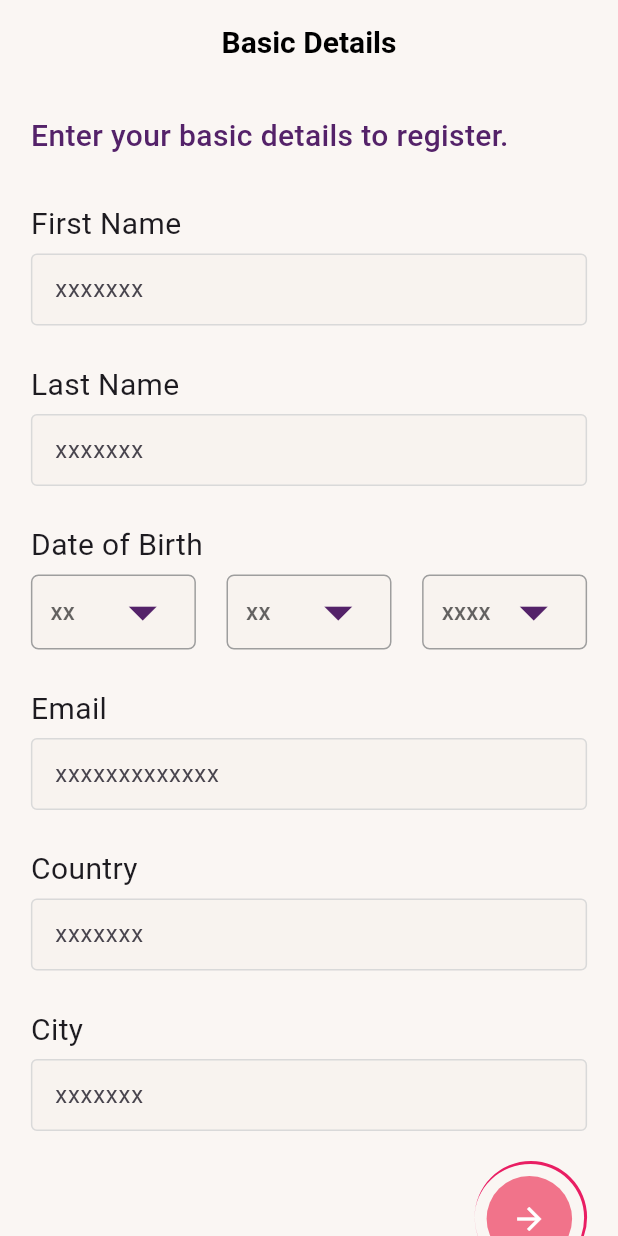
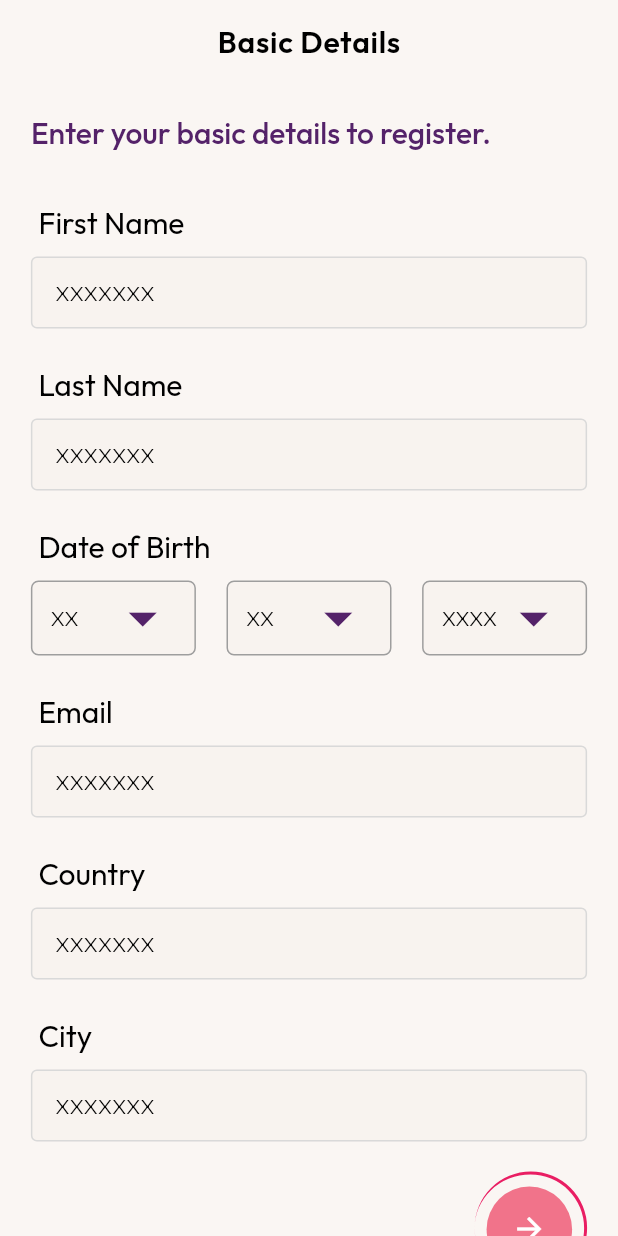
Before and after one commit to Ajay-Palani/ScreenTasks, a Flutter app: the NewUser screen opened directly, on a phone screen of 412 x 824 dp. Run offline on Flutter 3.47's test engine with Material 3 defaults, Android fonts, the phone set to English and light mode, and no system bars; our stand-ins replace bloc, equatable, flutter_bloc, pinput, shared_preferences, shimmer; accounts and stored records are empty; network calls fail.

Commit message:
first commit

```diff
--- a/lib/Screens/NewUser/basic_details.dart
+++ b/lib/Screens/NewUser/basic_details.dart
@@ -5,6 +5,7 @@ import 'package:ivf/Screens/Dashboard/dashboard.dart';
 import 'package:shared_preferences/shared_preferences.dart';
 import 'package:flutter_bloc/flutter_bloc.dart';
 import 'package:ivf/Bloc/login_bloc.dart';
+import 'package:ivf/Utils/common.dart';
 
 class NewUser extends StatefulWidget {
   NewUser({super.key});
@@ -39,14 +40,12 @@ class NewUserState extends State<NewUser> {
             appBar: AppBar(
                 backgroundColor: AppColors.bgColor,
                 centerTitle: true,
-              title: Text(
-                'Basic Details',
-                style: TextStyle(
-                    fontSize: 20,
+                title: CommonPack().regularText(
+                    text: 'Basic Details',
+                    color: AppColors.black,
                     fontWeight: FontWeight.w600,
-                    color: Colors.black),
-              ),
-            ),
+                    letterSpacing: 0.5,
+                    fontsize: 20)),
             body: SingleChildScrollView(
               child: Form(
                 key: formKey,
@@ -59,17 +58,19 @@ class NewUserState extends State<NewUser> {
                         crossAxisAlignment: CrossAxisAlignment.start,
                         children: [
                           SizedBox(height: 10),
-                          Text(
-                            'Enter your basic details to register.',
-                            style: TextStyle(
-                                fontSize: 20,
-                                fontWeight: FontWeight.w500,
-                                color: AppColors.purple),
+                          CommonPack().regularText(
+                              text: 'Enter your basic details to register.',
+                              color: AppColors.purple,
+                              fontsize: 20,
+                              fontWeight: FontWeight.w500),
+                          SizedBox(height: 30),
+                          Padding(
+                            padding: EdgeInsets.all(5),
+                            child: CommonPack().regularText(
+                                text: 'First Name',
+                                fontsize: 20,
+                                fontWeight: FontWeight.w400),
                           ),
-                          SizedBox(height: 30),
-                          Text('First Name',
-                              style: TextStyle(
-                                  fontSize: 20, fontWeight: FontWeight.w400)),
                           SizedBox(height: 5),
                           TextFormField(
                             controller: fnameController,
@@ -82,21 +83,30 @@ class NewUserState extends State<NewUser> {
                             decoration: InputDecoration(
                               isDense: true,
                               enabledBorder: OutlineInputBorder(
-                                    borderSide: BorderSide(
-                                        color: AppColors.borderColor)),
+                                  borderSide:
+                                      BorderSide(color: AppColors.borderColor)),
                               focusedBorder: OutlineInputBorder(
-                                    borderSide: BorderSide(
-                                        color: AppColors.borderColor)),
-                                hintText: 'xxxxxxx',
+                                  borderSide:
+                                      BorderSide(color: AppColors.borderColor)),
+                              hintText: 'XXXXXXX',
+                              hintStyle: TextStyle(
+                                  color: AppColors.black,
+                                  fontWeight: FontWeight.w300,
+                                  fontFamily: 'Outfit',
+                                  fontSize: 14),
                               fillColor: AppColors.textColor,
                               filled: true,
                               border: OutlineInputBorder(),
                             ),
                           ),
-                          SizedBox(height: 25),
-                          Text('Last Name',
-                              style: TextStyle(
-                                  fontSize: 20, fontWeight: FontWeight.w400)),
+                          SizedBox(height: 20),
+                          Padding(
+                            padding: EdgeInsets.all(5),
+                            child: CommonPack().regularText(
+                                text: 'Last Name',
+                                fontsize: 20,
+                                fontWeight: FontWeight.w400),
+                          ),
                           SizedBox(height: 5),
                           TextFormField(
                             controller: lnameController,
@@ -109,46 +119,59 @@ class NewUserState extends State<NewUser> {
                             decoration: InputDecoration(
                               isDense: true,
                               enabledBorder: OutlineInputBorder(
-                                    borderSide: BorderSide(
-                                        color: AppColors.borderColor)),
+                                  borderSide:
+                                      BorderSide(color: AppColors.borderColor)),
                               focusedBorder: OutlineInputBorder(
-                                    borderSide: BorderSide(
-                                        color: AppColors.borderColor)),
-                                hintText: 'xxxxxxx',
+                                  borderSide:
+                                      BorderSide(color: AppColors.borderColor)),
+                              hintText: 'XXXXXXX',
+                              hintStyle: TextStyle(
+                                fontFamily: 'Outfit',
+                                  color: AppColors.black,
+                                  fontWeight: FontWeight.w300,
+                                  fontSize: 14),
                               fillColor: AppColors.textColor,
                               filled: true,
-                                border: OutlineInputBorder(),
+                              border: OutlineInputBorder(borderRadius: BorderRadius.circular(5)),
                             ),
                           ),
-                          SizedBox(height: 25),
-                          Text('Date of Birth',
-                              style: TextStyle(
-                                  fontSize: 20, fontWeight: FontWeight.w400)),
+                          SizedBox(height: 20),
+                          Padding(
+                            padding: EdgeInsets.all(5),
+                            child: CommonPack().regularText(
+                                text: 'Date of Birth',
+                                fontsize: 20,
+                                fontWeight: FontWeight.w400),
+                          ),
                           SizedBox(height: 5),
                           Row(
                             mainAxisAlignment: MainAxisAlignment.spaceBetween,
                             children: [
-                              buildDropdown(31, 'xx', selectedDay, (value) {
+                              buildDropdown(31, 'XX', selectedDay, (value) {
                                 setState(() {
                                   selectedDay = value;
                                 });
                               }),
-                              buildDropdown(12, 'xx', selectedMonth, (value) {
+                              buildDropdown(12, 'XX', selectedMonth, (value) {
                                 setState(() {
                                   selectedMonth = value;
                                 });
                               }),
-                              buildDropdown(106, 'xxxx', selectedYear, (value) {
+                              buildDropdown(106, 'XXXX', selectedYear, (value) {
                                 setState(() {
                                   selectedYear = value;
                                 });
                               }, start: 1920),
                             ],
                           ),
-                          SizedBox(height: 25),
-                          Text('Email',
-                              style: TextStyle(
-                                  fontSize: 20, fontWeight: FontWeight.w400)),
+                          SizedBox(height: 20),
+                          Padding(
+                            padding: EdgeInsets.all(5),
+                            child: CommonPack().regularText(
+                                text: 'Email',
+                                fontsize: 20,
+                                fontWeight: FontWeight.w400),
+                          ),
                           SizedBox(height: 5),
                           TextFormField(
                             controller: emailController,
@@ -166,21 +189,30 @@ class NewUserState extends State<NewUser> {
                             decoration: InputDecoration(
                               isDense: true,
                               enabledBorder: OutlineInputBorder(
-                                    borderSide: BorderSide(
-                                        color: AppColors.borderColor)),
+                                  borderSide:
+                                      BorderSide(color: AppColors.borderColor)),
                               focusedBorder: OutlineInputBorder(
-                                    borderSide: BorderSide(
-                                        color: AppColors.borderColor)),
-                                hintText: 'xxxxxxxxxxxxx',
+                                  borderSide:
+                                      BorderSide(color: AppColors.borderColor)),
+                              hintText: 'XXXXXXX',
+                              hintStyle: TextStyle(
+                                  fontFamily: 'Outfit',
+                                  color: AppColors.black,
+                                  fontWeight: FontWeight.w300,
+                                  fontSize: 14),
                               fillColor: AppColors.textColor,
                               filled: true,
                               border: OutlineInputBorder(),
                             ),
                           ),
-                          SizedBox(height: 25),
-                          Text('Country',
-                              style: TextStyle(
-                                  fontSize: 20, fontWeight: FontWeight.w400)),
+                          SizedBox(height: 20),
+                          Padding(
+                            padding: EdgeInsets.all(5),
+                            child: CommonPack().regularText(
+                                text: 'Country',
+                                fontsize: 20,
+                                fontWeight: FontWeight.w400),
+                          ),
                           SizedBox(height: 5),
                           TextFormField(
                             controller: countryController,
@@ -193,21 +225,30 @@ class NewUserState extends State<NewUser> {
                             decoration: InputDecoration(
                               isDense: true,
                               enabledBorder: OutlineInputBorder(
-                                    borderSide: BorderSide(
-                                        color: AppColors.borderColor)),
+                                  borderSide:
+                                      BorderSide(color: AppColors.borderColor)),
                               focusedBorder: OutlineInputBorder(
-                                    borderSide: BorderSide(
-                                        color: AppColors.borderColor)),
-                                hintText: 'xxxxxxx',
+                                  borderSide:
+                                      BorderSide(color: AppColors.borderColor)),
+                              hintText: 'XXXXXXX',
+                              hintStyle: TextStyle(
+                                  fontFamily: 'Outfit',
+                                  color: AppColors.black,
+                                  fontWeight: FontWeight.w300,
+                                  fontSize: 14),
                               fillColor: AppColors.textColor,
                               filled: true,
                               border: OutlineInputBorder(),
                             ),
                           ),
-                          SizedBox(height: 25),
-                          Text('City',
-                              style: TextStyle(
-                                  fontSize: 20, fontWeight: FontWeight.w400)),
+                          SizedBox(height: 20),
+                          Padding(
+                            padding: EdgeInsets.all(5),
+                            child: CommonPack().regularText(
+                                text: 'City',
+                                fontsize: 20,
+                                fontWeight: FontWeight.w400),
+                          ),
                           SizedBox(height: 5),
                           TextFormField(
                             controller: cityController,
@@ -220,12 +261,17 @@ class NewUserState extends State<NewUser> {
                             decoration: InputDecoration(
                               isDense: true,
                               enabledBorder: OutlineInputBorder(
-                                    borderSide: BorderSide(
-                                        color: AppColors.borderColor)),
+                                  borderSide:
+                                      BorderSide(color: AppColors.borderColor)),
                               focusedBorder: OutlineInputBorder(
-                                    borderSide: BorderSide(
-                                        color: AppColors.borderColor)),
-                                hintText: 'xxxxxxx',
+                                  borderSide:
+                                      BorderSide(color: AppColors.borderColor)),
+                              hintText: 'XXXXXXX',
+                              hintStyle: TextStyle(
+                                  fontFamily: 'Outfit',
+                                  color: AppColors.black,
+                                  fontWeight: FontWeight.w300,
+                                  fontSize: 14),
                               fillColor: AppColors.textColor,
                               filled: true,
                               border: OutlineInputBorder(),
@@ -299,7 +345,11 @@ class NewUserState extends State<NewUser> {
           alignment: Alignment.centerRight,
           hint: Row(
               mainAxisAlignment: MainAxisAlignment.spaceBetween,
-              children: [Text(hint)]),
+              children: [Text(hint, style: TextStyle(
+              fontFamily: 'Outfit',
+              color: AppColors.black,
+              fontWeight: FontWeight.w300,
+              fontSize: 14),)]),
           items: List.generate(count, (index) {
             final value = (start + index).toString();
             return DropdownMenuItem(value: value, child: Text(value));
@@ -341,8 +391,8 @@ class NewUserState extends State<NewUser> {
           Navigator.pushReplacement(context,
               MaterialPageRoute(builder: (context) => Dashboard(token)));
         } else {
-          ScaffoldMessenger.of(context).showSnackBar(
-              SnackBar(content: Text("No Token")));
+          ScaffoldMessenger.of(context)
+              .showSnackBar(SnackBar(content: Text("No Token")));
         }
       } catch (e) {
         ScaffoldMessenger.of(context)
--- a/lib/Utils/app_colors.dart
+++ b/lib/Utils/app_colors.dart
@@ -8,4 +8,7 @@ class AppColors{
   static const Color textColor=Color(0xFFF8F3EF);
   static const Color buttonColor= Color(0xFFF1738A);
   static const Color borderColor= Color(0xFFD9D9D9);
+  static const Color headText= Color(0xFF000001);
+  static const Color splashColor= Color(0xFF211D70);
+
 }
--- /dev/null
+++ b/lib/Utils/common.dart
@@ -0,0 +1,23 @@
+import 'package:flutter/material.dart';
+import 'package:ivf/Utils/app_colors.dart';
+
+class CommonPack {
+  Widget regularText(
+      {required String text,
+      String fontfamily = 'outfit', double letterSpacing = 0,
+      double fontsize = 20,
+      fontWeight = FontWeight.w400,
+      color = Colors.black,
+      TextAlign? textAlign = TextAlign.start, double lineHeight=0.0}) {
+    return Text(
+      text,
+      textAlign: textAlign,
+      style: TextStyle(
+          color: color,
+          fontFamily: fontfamily,
+          fontSize: fontsize,
+          letterSpacing: letterSpacing,
+          fontWeight: fontWeight, height: lineHeight),
+    );
+  }
+}
```
Also changed, not shown: lib/Screens/Dashboard/dashboard.dart (+16 -2 lines), lib/Screens/Login/login.dart (+38 -27 lines), lib/Screens/Login/otpverify.dart (+60 -72 lines), lib/Screens/Splash/splash.dart (+9 -14 lines), pubspec.yaml (+14 -0 lines). Lines whose indentation alone changed are shown as unchanged.
